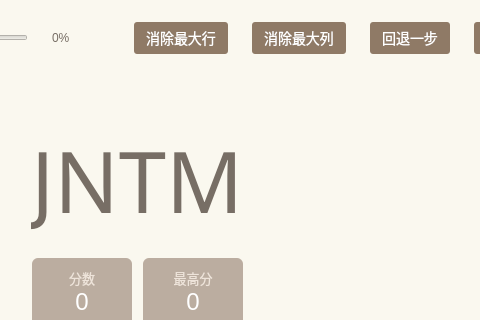
This is mainwindow.ui in ZKLlab/cxk-2048-cpp as Qt 5 draws it before an edit; both pictures show x 238 to 718 and y 0 to 320 of the 800 by 436 pixel window. The edited form follows.
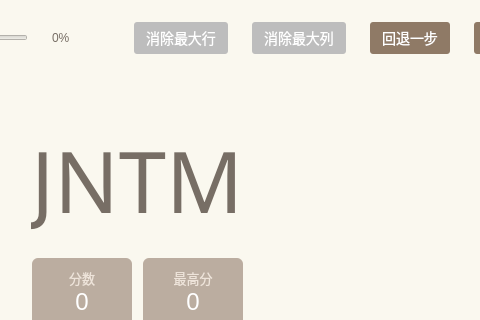
This is the edited form.

Patch:
```diff
--- a/mainwindow.ui
+++ b/mainwindow.ui
@@ -126,6 +126,9 @@
        </item>
        <item>
         <widget class="QPushButton" name="eliminateRowButton">
+         <property name="enabled">
+          <bool>false</bool>
+         </property>
          <property name="sizePolicy">
           <sizepolicy hsizetype="Fixed" vsizetype="Fixed">
            <horstretch>0</horstretch>
@@ -139,7 +142,7 @@
           <enum>Qt::NoFocus</enum>
          </property>
          <property name="styleSheet">
-          <string notr="true">background: #8f7a66;
+          <string notr="true">background: #bdbdbd;
 color: white;
 border: none;
 border-radius: 3px;
@@ -156,6 +159,9 @@
        </item>
        <item>
         <widget class="QPushButton" name="eliminateColButton">
+         <property name="enabled">
+          <bool>false</bool>
+         </property>
          <property name="sizePolicy">
           <sizepolicy hsizetype="Fixed" vsizetype="Fixed">
            <horstretch>0</horstretch>
@@ -169,7 +175,7 @@
           <enum>Qt::NoFocus</enum>
          </property>
          <property name="styleSheet">
-          <string notr="true">background: #8f7a66;
+          <string notr="true">background: #bdbdbd;
 color: white;
 border: none;
 border-radius: 3px;
```
